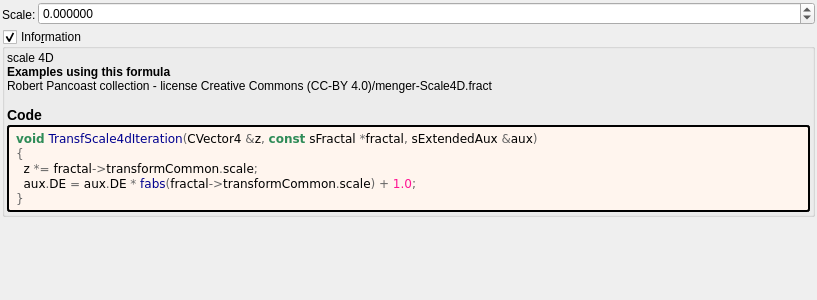
Qt form mandelbulber2/formula/ui/transf_scale4d.ui (buddhi1980/mandelbulber2) before a commit.
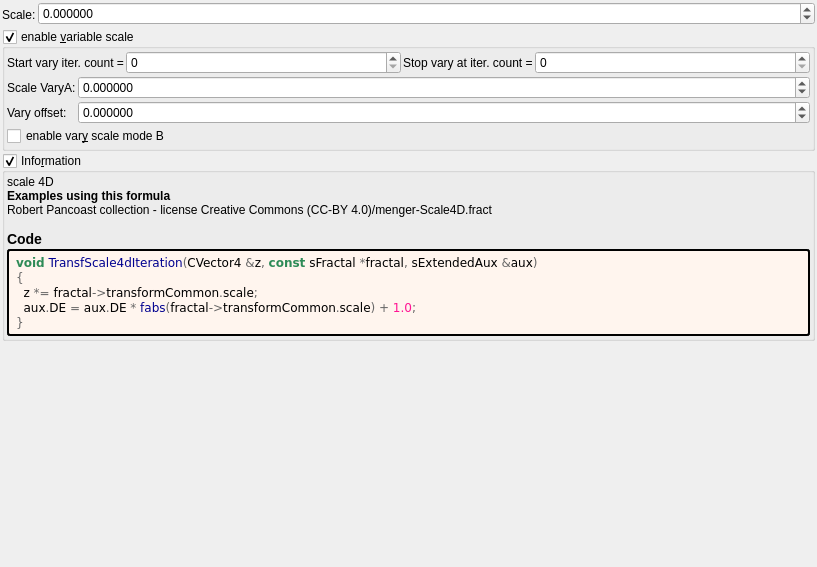
The same form after that commit. Custom widgets are drawn as their Qt base class.

Commit message: transf_rotation_iter_controls.ui menger_middle_mod.ui add spherical inversion

Diff of the .ui file:
```diff
--- a/mandelbulber2/formula/ui/transf_scale4d.ui
+++ b/mandelbulber2/formula/ui/transf_scale4d.ui
@@ -7,7 +7,7 @@
     <x>0</x>
     <y>0</y>
     <width>817</width>
-    <height>300</height>
+    <height>567</height>
    </rect>
   </property>
   <property name="windowTitle">
@@ -71,6 +71,176 @@
      </item>
     </layout>
    </item>
+   <item>
+    <widget class="MyGroupBox" name="groupCheck_transf_function_enabledF_false">
+     <property name="title">
+      <string>enable &amp;variable scale</string>
+     </property>
+     <property name="checkable">
+      <bool>true</bool>
+     </property>
+     <layout class="QVBoxLayout" name="verticalLayout_15" stretch="0,0">
+      <property name="spacing">
+       <number>2</number>
+      </property>
+      <property name="leftMargin">
+       <number>2</number>
+      </property>
+      <property name="topMargin">
+       <number>2</number>
+      </property>
+      <property name="rightMargin">
+       <number>2</number>
+      </property>
+      <property name="bottomMargin">
+       <number>2</number>
+      </property>
+      <item>
+       <layout class="QHBoxLayout" name="horizontalLayout" stretch="0,1,0,1">
+        <property name="topMargin">
+         <number>0</number>
+        </property>
+        <item>
+         <widget class="QLabel" name="label_75">
+          <property name="text">
+           <string>Start vary iter. count =</string>
+          </property>
+          <property name="wordWrap">
+           <bool>true</bool>
+          </property>
+         </widget>
+        </item>
+        <item>
+         <widget class="MySpinBox" name="spinboxInt_transf_start_iterations_Y">
+          <property name="sizePolicy">
+           <sizepolicy hsizetype="Minimum" vsizetype="Maximum">
+            <horstretch>0</horstretch>
+            <verstretch>0</verstretch>
+           </sizepolicy>
+          </property>
+          <property name="minimum">
+           <number>0</number>
+          </property>
+          <property name="maximum">
+           <number>999</number>
+          </property>
+          <property name="value">
+           <number>0</number>
+          </property>
+         </widget>
+        </item>
+        <item>
+         <widget class="QLabel" name="label_62">
+          <property name="text">
+           <string>Stop vary at iter. count =</string>
+          </property>
+          <property name="wordWrap">
+           <bool>true</bool>
+          </property>
+         </widget>
+        </item>
+        <item>
+         <widget class="MySpinBox" name="spinboxInt_transf_stop_iterations_Y">
+          <property name="sizePolicy">
+           <sizepolicy hsizetype="Preferred" vsizetype="Maximum">
+            <horstretch>0</horstretch>
+            <verstretch>0</verstretch>
+           </sizepolicy>
+          </property>
+          <property name="maximum">
+           <number>999</number>
+          </property>
+         </widget>
+        </item>
+       </layout>
+      </item>
+      <item>
+       <layout class="QGridLayout" name="gridLayout_32" columnstretch="0,1">
+        <property name="spacing">
+         <number>2</number>
+        </property>
+        <item row="3" column="0" colspan="2">
+         <widget class="MyCheckBox" name="checkBox_transf_function_enabledM_false">
+          <property name="text">
+           <string>enable var&amp;y scale mode B</string>
+          </property>
+         </widget>
+        </item>
+        <item row="1" column="1">
+         <widget class="MyDoubleSpinBox" name="spinbox_transf_scale_vary_0">
+          <property name="sizePolicy">
+           <sizepolicy hsizetype="Minimum" vsizetype="Maximum">
+            <horstretch>0</horstretch>
+            <verstretch>0</verstretch>
+           </sizepolicy>
+          </property>
+          <property name="prefix">
+           <string/>
+          </property>
+          <property name="suffix">
+           <string/>
+          </property>
+          <property name="decimals">
+           <number>6</number>
+          </property>
+          <property name="minimum">
+           <double>-100000.000000000000000</double>
+          </property>
+          <property name="maximum">
+           <double>100000.000000000000000</double>
+          </property>
+          <property name="singleStep">
+           <double>0.100000000000000</double>
+          </property>
+         </widget>
+        </item>
+        <item row="2" column="0">
+         <widget class="QLabel" name="label_150">
+          <property name="text">
+           <string>Vary offset:</string>
+          </property>
+         </widget>
+        </item>
+        <item row="2" column="1">
+         <widget class="MyDoubleSpinBox" name="spinbox_transf_scaleC_1">
+          <property name="sizePolicy">
+           <sizepolicy hsizetype="Minimum" vsizetype="Maximum">
+            <horstretch>0</horstretch>
+            <verstretch>0</verstretch>
+           </sizepolicy>
+          </property>
+          <property name="prefix">
+           <string/>
+          </property>
+          <property name="suffix">
+           <string/>
+          </property>
+          <property name="decimals">
+           <number>6</number>
+          </property>
+          <property name="minimum">
+           <double>-100000.000000000000000</double>
+          </property>
+          <property name="maximum">
+           <double>100000.000000000000000</double>
+          </property>
+          <property name="singleStep">
+           <double>0.100000000000000</double>
+          </property>
+         </widget>
+        </item>
+        <item row="1" column="0">
+         <widget class="QLabel" name="label_145">
+          <property name="text">
+           <string>Scale VaryA:</string>
+          </property>
+         </widget>
+        </item>
+       </layout>
+      </item>
+     </layout>
+    </widget>
+   </item>
    <item>
     <widget class="MyGroupBox" name="groupCheck_info">
      <property name="title">
@@ -172,6 +342,16 @@
    <header>my_group_box.h</header>
    <container>1</container>
   </customwidget>
+  <customwidget>
+   <class>MySpinBox</class>
+   <extends>QSpinBox</extends>
+   <header>my_spin_box.h</header>
+  </customwidget>
+  <customwidget>
+   <class>MyCheckBox</class>
+   <extends>QCheckBox</extends>
+   <header>my_check_box.h</header>
+  </customwidget>
  </customwidgets>
  <tabstops>
   <tabstop>spinbox_transf_scale</tabstop>
```
Left out of the diff: 16 changed lines with no effect on the pictures. The commit also changes 8 other files.
